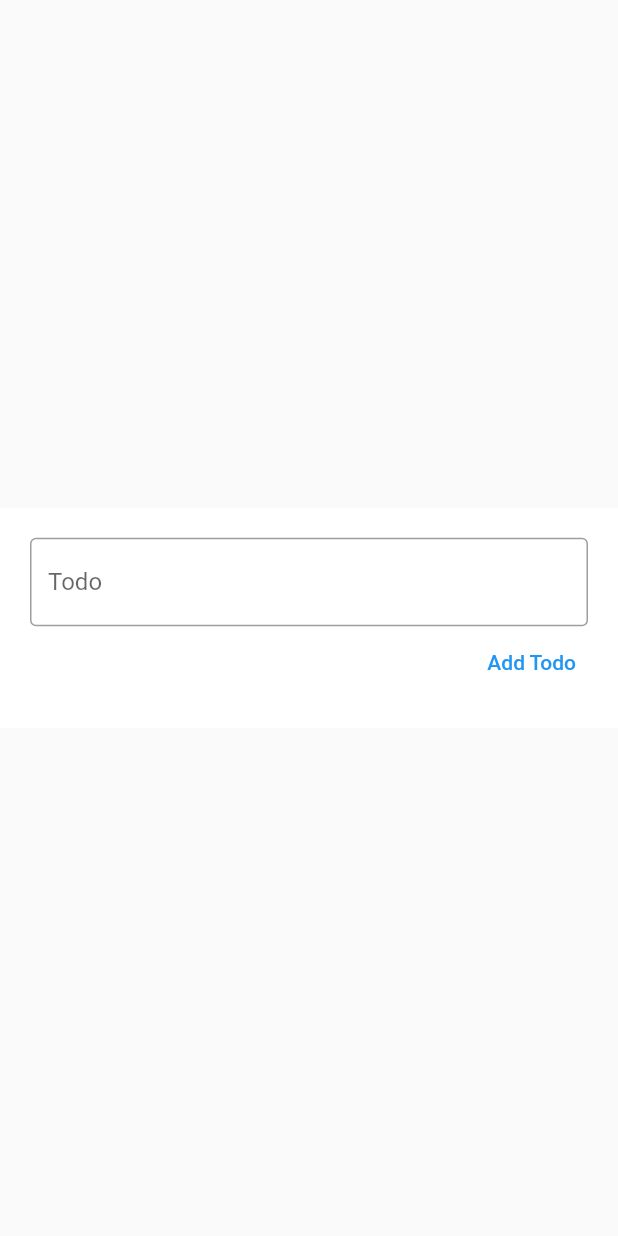
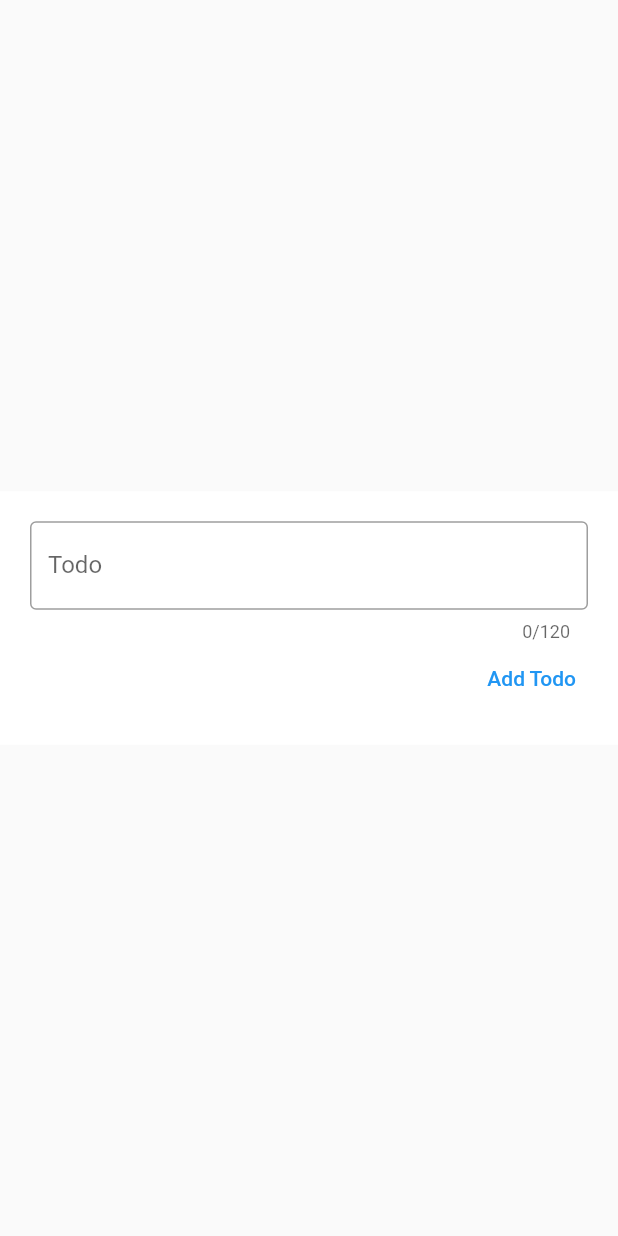
Before and after one commit to seif-baazouzi/todosapp, a Flutter app: the screen it shows after launch, after a tap on the "add" icon, on a phone screen of 412 x 824 dp. Run offline on Flutter 3.47's test engine with Material 2 defaults, Android fonts, the phone set to English and light mode, and no system bars.

Commit message:
add validation when adding a new todo

```diff
--- a/lib/Widgets/add-todo.dart
+++ b/lib/Widgets/add-todo.dart
@@ -25,6 +25,7 @@ class _AddTodoState extends State<AddTodo> {
             crossAxisAlignment: CrossAxisAlignment.end,
             children: <Widget>[
               TextField(
+                maxLength: 120,
                 controller: _todoController,
                 decoration: const InputDecoration(
                   border: OutlineInputBorder(),
--- a/lib/main.dart
+++ b/lib/main.dart
@@ -57,7 +57,8 @@ class _MyHomePageState extends State<MyHomePage> {
 
   void _addTodo(String todo) {
     setState(() {
-      todos.add(Todo(todo: todo, done: false));
+      todo = todo.trim();
+      if (todo != "") todos.add(Todo(todo: todo, done: false));
     });
   }
 
```
